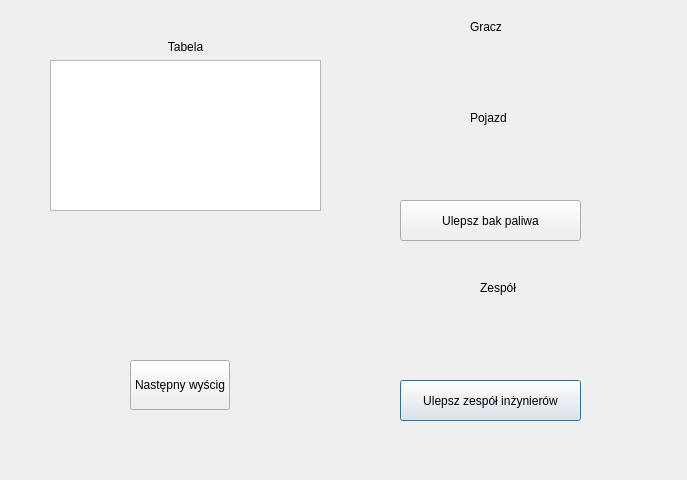
This is dialog.ui in Patryk-Chodakowski/Race_manager as Qt 5 draws it before an edit. The edited form follows.
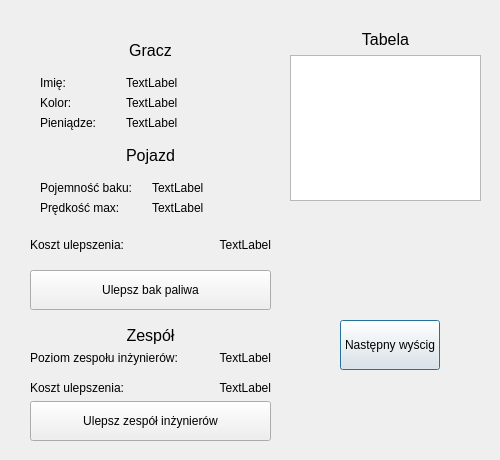
This is the edited form.

```diff
--- a/dialog.ui
+++ b/dialog.ui
@@ -2,24 +2,33 @@
 <ui version="4.0">
  <class>Dialog</class>
  <widget class="QDialog" name="Dialog">
+  <property name="enabled">
+   <bool>true</bool>
+  </property>
   <property name="geometry">
    <rect>
     <x>0</x>
     <y>0</y>
-    <width>687</width>
-    <height>480</height>
+    <width>500</width>
+    <height>460</height>
    </rect>
   </property>
+  <property name="sizePolicy">
+   <sizepolicy hsizetype="Fixed" vsizetype="Fixed">
+    <horstretch>0</horstretch>
+    <verstretch>0</verstretch>
+   </sizepolicy>
+  </property>
   <property name="minimumSize">
    <size>
-    <width>0</width>
-    <height>0</height>
+    <width>500</width>
+    <height>460</height>
    </size>
   </property>
   <property name="maximumSize">
    <size>
-    <width>1800</width>
-    <height>1000</height>
+    <width>500</width>
+    <height>460</height>
    </size>
   </property>
   <property name="windowTitle">
@@ -28,70 +37,23 @@
   <property name="sizeGripEnabled">
    <bool>false</bool>
   </property>
-  <widget class="QPushButton" name="pushButton_2">
-   <property name="geometry">
-    <rect>
-     <x>400</x>
-     <y>380</y>
-     <width>181</width>
-     <height>41</height>
-    </rect>
-   </property>
-   <property name="text">
-    <string>Ulepsz zespół inżynierów</string>
-   </property>
-  </widget>
-  <widget class="QPushButton" name="pushButton_3">
-   <property name="geometry">
-    <rect>
-     <x>400</x>
-     <y>200</y>
-     <width>181</width>
-     <height>41</height>
-    </rect>
-   </property>
-   <property name="text">
-    <string>Ulepsz bak paliwa</string>
-   </property>
-  </widget>
-  <widget class="QLabel" name="label_2">
-   <property name="geometry">
-    <rect>
-     <x>470</x>
-     <y>110</y>
-     <width>61</width>
-     <height>16</height>
-    </rect>
-   </property>
-   <property name="text">
-    <string>Pojazd</string>
-   </property>
-  </widget>
-  <widget class="QLabel" name="label_3">
-   <property name="geometry">
-    <rect>
-     <x>480</x>
-     <y>280</y>
-     <width>61</width>
-     <height>16</height>
-    </rect>
-   </property>
-   <property name="text">
-    <string>Zespół</string>
-   </property>
-  </widget>
   <widget class="QWidget" name="verticalLayoutWidget">
    <property name="geometry">
     <rect>
-     <x>50</x>
-     <y>40</y>
-     <width>271</width>
+     <x>290</x>
+     <y>30</y>
+     <width>191</width>
      <height>171</height>
     </rect>
    </property>
    <layout class="QVBoxLayout" name="verticalLayout">
     <item>
      <widget class="QLabel" name="label">
+      <property name="font">
+       <font>
+        <pointsize>12</pointsize>
+       </font>
+      </property>
       <property name="text">
        <string>Tabela</string>
       </property>
@@ -108,8 +70,8 @@
   <widget class="QPushButton" name="pushButton">
    <property name="geometry">
     <rect>
-     <x>130</x>
-     <y>360</y>
+     <x>340</x>
+     <y>320</y>
      <width>100</width>
      <height>50</height>
     </rect>
@@ -139,18 +101,302 @@
     <bool>true</bool>
    </property>
   </widget>
-  <widget class="QLabel" name="label_4">
+  <widget class="QWidget" name="verticalLayoutWidget_6">
    <property name="geometry">
     <rect>
-     <x>470</x>
-     <y>20</y>
-     <width>47</width>
-     <height>13</height>
+     <x>30</x>
+     <y>30</y>
+     <width>241</width>
+     <height>411</height>
     </rect>
    </property>
-   <property name="text">
-    <string>Gracz</string>
-   </property>
+   <layout class="QVBoxLayout" name="verticalLayout_6">
+    <item>
+     <layout class="QVBoxLayout" name="verticalLayout_3">
+      <property name="bottomMargin">
+       <number>0</number>
+      </property>
+      <item>
+       <layout class="QVBoxLayout" name="verticalLayout_2">
+        <item>
+         <widget class="QLabel" name="label_4">
+          <property name="minimumSize">
+           <size>
+            <width>0</width>
+            <height>40</height>
+           </size>
+          </property>
+          <property name="maximumSize">
+           <size>
+            <width>16777215</width>
+            <height>40</height>
+           </size>
+          </property>
+          <property name="font">
+           <font>
+            <pointsize>12</pointsize>
+           </font>
+          </property>
+          <property name="text">
+           <string>Gracz</string>
+          </property>
+          <property name="alignment">
+           <set>Qt::AlignCenter</set>
+          </property>
+         </widget>
+        </item>
+        <item>
+         <layout class="QFormLayout" name="formLayout_4">
+          <property name="formAlignment">
+           <set>Qt::AlignRight|Qt::AlignTop|Qt::AlignTrailing</set>
+          </property>
+          <property name="horizontalSpacing">
+           <number>30</number>
+          </property>
+          <property name="verticalSpacing">
+           <number>6</number>
+          </property>
+          <property name="leftMargin">
+           <number>10</number>
+          </property>
+          <item row="0" column="0">
+           <widget class="QLabel" name="label_11">
+            <property name="text">
+             <string>Imię: </string>
+            </property>
+           </widget>
+          </item>
+          <item row="0" column="1">
+           <widget class="QLabel" name="player_name">
+            <property name="text">
+             <string>TextLabel</string>
+            </property>
+           </widget>
+          </item>
+          <item row="1" column="0">
+           <widget class="QLabel" name="label_13">
+            <property name="text">
+             <string>Kolor:</string>
+            </property>
+           </widget>
+          </item>
+          <item row="1" column="1">
+           <widget class="QLabel" name="color_name">
+            <property name="text">
+             <string>TextLabel</string>
+            </property>
+           </widget>
+          </item>
+          <item row="2" column="0">
+           <widget class="QLabel" name="label_14">
+            <property name="text">
+             <string>Pieniądze:</string>
+            </property>
+           </widget>
+          </item>
+          <item row="2" column="1">
+           <widget class="QLabel" name="money">
+            <property name="text">
+             <string>TextLabel</string>
+            </property>
+           </widget>
+          </item>
+         </layout>
+        </item>
+       </layout>
+      </item>
+      <item>
+       <widget class="QLabel" name="label_2">
+        <property name="maximumSize">
+         <size>
+          <width>16777215</width>
+          <height>40</height>
+         </size>
+        </property>
+        <property name="font">
+         <font>
+          <pointsize>12</pointsize>
+         </font>
+        </property>
+        <property name="text">
+         <string>Pojazd</string>
+        </property>
+        <property name="alignment">
+         <set>Qt::AlignCenter</set>
+        </property>
+       </widget>
+      </item>
+      <item>
+       <layout class="QFormLayout" name="formLayout_2">
+        <property name="horizontalSpacing">
+         <number>20</number>
+        </property>
+        <property name="leftMargin">
+         <number>10</number>
+        </property>
+        <item row="0" column="0">
+         <widget class="QLabel" name="label_7">
+          <property name="text">
+           <string>Pojemność baku:</string>
+          </property>
+         </widget>
+        </item>
+        <item row="0" column="1">
+         <widget class="QLabel" name="tank">
+          <property name="text">
+           <string>TextLabel</string>
+          </property>
+         </widget>
+        </item>
+        <item row="1" column="0">
+         <widget class="QLabel" name="label_9">
+          <property name="text">
+           <string>Prędkość max:</string>
+          </property>
+         </widget>
+        </item>
+        <item row="1" column="1">
+         <widget class="QLabel" name="velocity">
+          <property name="text">
+           <string>TextLabel</string>
+          </property>
+         </widget>
+        </item>
+       </layout>
+      </item>
+      <item>
+       <layout class="QHBoxLayout" name="horizontalLayout">
+        <item>
+         <widget class="QLabel" name="label_15">
+          <property name="text">
+           <string>Koszt ulepszenia:</string>
+          </property>
+         </widget>
+        </item>
+        <item>
+         <widget class="QLabel" name="vehicle_upgrade_cost">
+          <property name="text">
+           <string>TextLabel</string>
+          </property>
+          <property name="alignment">
+           <set>Qt::AlignRight|Qt::AlignTrailing|Qt::AlignVCenter</set>
+          </property>
+         </widget>
+        </item>
+       </layout>
+      </item>
+      <item>
+       <widget class="QPushButton" name="pushButton_tank">
+        <property name="minimumSize">
+         <size>
+          <width>0</width>
+          <height>40</height>
+         </size>
+        </property>
+        <property name="maximumSize">
+         <size>
+          <width>16777215</width>
+          <height>40</height>
+         </size>
+        </property>
+        <property name="text">
+         <string>Ulepsz bak paliwa</string>
+        </property>
+       </widget>
+      </item>
+      <item>
+       <layout class="QVBoxLayout" name="verticalLayout_4">
+        <property name="topMargin">
+         <number>10</number>
+        </property>
+        <item>
+         <widget class="QLabel" name="label_3">
+          <property name="maximumSize">
+           <size>
+            <width>16777215</width>
+            <height>40</height>
+           </size>
+          </property>
+          <property name="font">
+           <font>
+            <pointsize>12</pointsize>
+           </font>
+          </property>
+          <property name="text">
+           <string>Zespół</string>
+          </property>
+          <property name="alignment">
+           <set>Qt::AlignCenter</set>
+          </property>
+         </widget>
+        </item>
+        <item>
+         <layout class="QFormLayout" name="formLayout_3">
+          <property name="bottomMargin">
+           <number>10</number>
+          </property>
+          <item row="0" column="0">
+           <widget class="QLabel" name="label_5">
+            <property name="text">
+             <string>Poziom zespołu inżynierów:</string>
+            </property>
+           </widget>
+          </item>
+          <item row="0" column="1">
+           <widget class="QLabel" name="engineers_level">
+            <property name="text">
+             <string>TextLabel</string>
+            </property>
+            <property name="alignment">
+             <set>Qt::AlignRight|Qt::AlignTrailing|Qt::AlignVCenter</set>
+            </property>
+           </widget>
+          </item>
+         </layout>
+        </item>
+        <item>
+         <layout class="QVBoxLayout" name="verticalLayout_5">
+          <item>
+           <layout class="QHBoxLayout" name="horizontalLayout_2">
+            <item>
+             <widget class="QLabel" name="label_16">
+              <property name="text">
+               <string>Koszt ulepszenia:</string>
+              </property>
+             </widget>
+            </item>
+            <item>
+             <widget class="QLabel" name="engineers_upgrade_cost">
+              <property name="text">
+               <string>TextLabel</string>
+              </property>
+              <property name="alignment">
+               <set>Qt::AlignRight|Qt::AlignTrailing|Qt::AlignVCenter</set>
+              </property>
+             </widget>
+            </item>
+           </layout>
+          </item>
+          <item>
+           <widget class="QPushButton" name="pushButton_team">
+            <property name="minimumSize">
+             <size>
+              <width>0</width>
+              <height>40</height>
+             </size>
+            </property>
+            <property name="text">
+             <string>Ulepsz zespół inżynierów</string>
+            </property>
+           </widget>
+          </item>
+         </layout>
+        </item>
+       </layout>
+      </item>
+     </layout>
+    </item>
+   </layout>
   </widget>
  </widget>
  <resources/>
```
Left out of the diff: 2 changed lines with no effect on the pictures.
